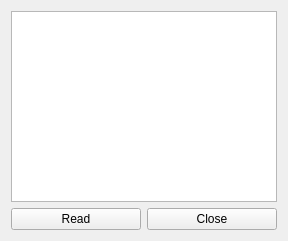
K-4U/ese_project4y5, file GUI/Gui-RoombaV1.0/displaylogs.ui: the form before one commit.
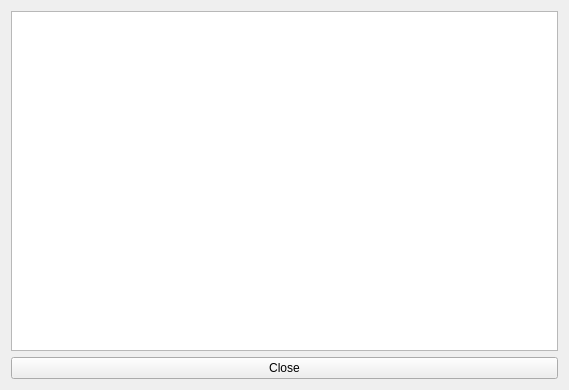
The form after the commit.

The edit to the form file:
```diff
--- a/GUI/Gui-RoombaV1.0/displaylogs.ui
+++ b/GUI/Gui-RoombaV1.0/displaylogs.ui
@@ -6,8 +6,8 @@
    <rect>
     <x>0</x>
     <y>0</y>
-    <width>288</width>
-    <height>241</height>
+    <width>569</width>
+    <height>390</height>
    </rect>
   </property>
   <property name="windowTitle">
@@ -21,13 +21,6 @@
      </item>
      <item>
       <layout class="QHBoxLayout" name="horizontalLayout">
-       <item>
-        <widget class="QPushButton" name="pbRead">
-         <property name="text">
-          <string>Read</string>
-         </property>
-        </widget>
-       </item>
        <item>
         <widget class="QPushButton" name="pbCloseDisplayLogs">
          <property name="text">
```
